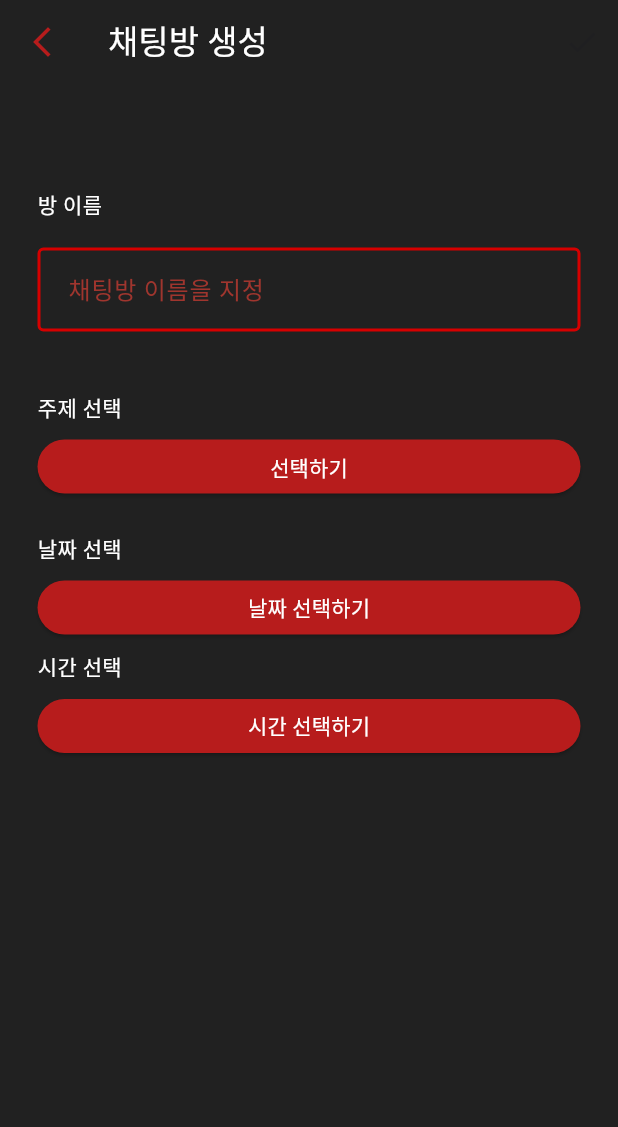
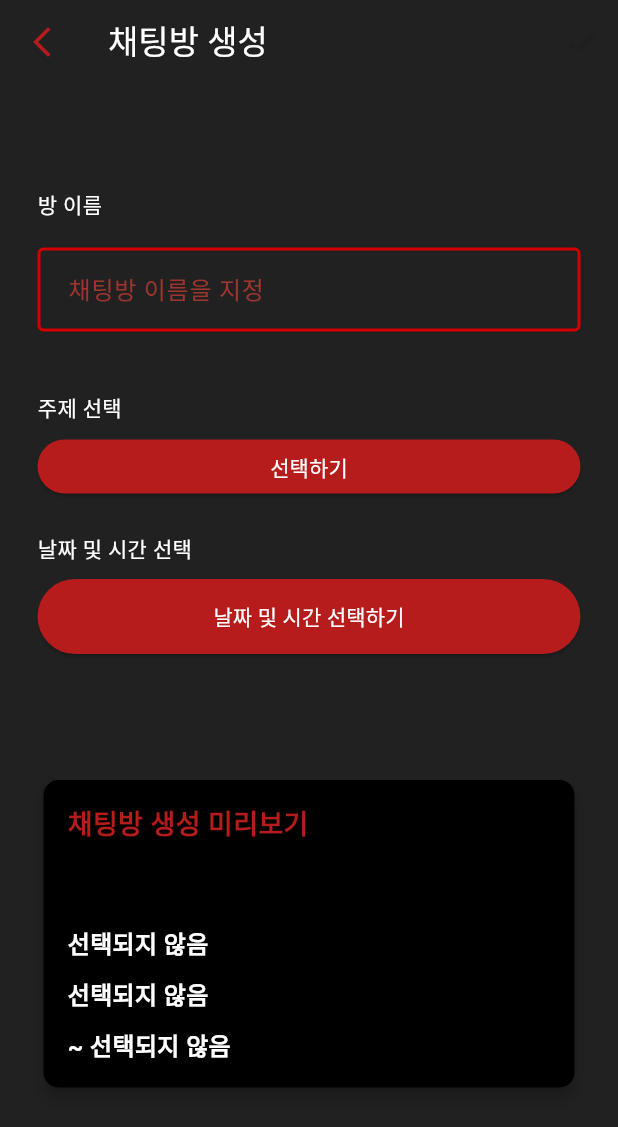
Before and after one commit to gho94/kirbyPort, a Flutter app: the CreateRoomScreen screen opened by its route, on a phone screen of 412 x 824 dp. Shown: the top 1127 px of the screen. Run offline on Flutter 3.47's test engine with Material 3 defaults, Android fonts, the phone set to English and light mode, and no system bars; our stand-ins replace device_info_plus, flutter_local_notifications, go_router, permission_handler, socket_io_client, sqflite and 1 more; accounts and stored records are empty.

Commit message:
[HOTFIX] 충돌 파일 수정

```diff
--- a/kirby_port_app/lib/screen/create_room_screen.dart
+++ b/kirby_port_app/lib/screen/create_room_screen.dart
@@ -16,27 +16,21 @@ class CreateRoomScreen extends StatefulWidget {
 class _CreateRoomScreenState extends State<CreateRoomScreen> {
   final _textEditingController = TextEditingController();
   Topic? _selectedTopic;
-  DateTime? _selectedDate;
-  TimeOfDay? _selectedTime;
+  DateTime? _selectedDateTime;
 
   bool _isActionEnabled = false;
 
   void _addRoom() {
-    DateTime selectedDateTime = DateTime(
-      _selectedDate!.year,
-      _selectedDate!.month,
-      _selectedDate!.day,
-      _selectedTime!.hour,
-      _selectedTime!.minute,
-    );
+    final createdAtLocalDT = DateTime.now();
+    final startDateTime = _selectedDateTime!;
 
     Room room = Room(
       name: _textEditingController.text,
-      startTime: DateFormat('yyyy-MM-dd HH:mm:ss').format(selectedDateTime),
-      endTime: DateFormat('yyyy-MM-dd HH:mm:ss').format(selectedDateTime.add(const Duration(hours: 1))),
+      startTime: DateFormat('yyyy-MM-dd HH:mm:ss').format(startDateTime),
+      endTime: DateFormat('yyyy-MM-dd HH:mm:ss').format(startDateTime.add(const Duration(hours: 1))),
       topicId: _selectedTopic?.id ?? 1,
       playerId: 1,
-      createdAt: DateTime.now().toString(),
+      createdAt: DateFormat('yyyy-MM-dd HH:mm:ss').format(createdAtLocalDT),
       reserveYn: "N",
     );
 
@@ -48,7 +42,7 @@ class _CreateRoomScreenState extends State<CreateRoomScreen> {
 
   void validActionEnable() {
     setState(() {
-      _isActionEnabled = _textEditingController.text.isNotEmpty && _selectedTopic != null && _selectedDate != null && _selectedTime != null;
+      _isActionEnabled = _textEditingController.text.isNotEmpty && _selectedTopic != null && _selectedDateTime != null;
     });
   }
 
@@ -77,7 +71,8 @@ class _CreateRoomScreenState extends State<CreateRoomScreen> {
           )
         ],
       ),
-      body: Padding(
+      body: SingleChildScrollView(
+        child: Padding(
           padding: const EdgeInsets.symmetric(vertical: 70, horizontal: 25),
           child: Column(
             crossAxisAlignment: CrossAxisAlignment.start,
@@ -88,7 +83,6 @@ class _CreateRoomScreenState extends State<CreateRoomScreen> {
               ),
               const SizedBox(height: 18),
               TextField(
-              style: const TextStyle(color: Colors.white),
                 controller: _textEditingController,
                 decoration: InputDecoration(
                     labelText: ' 채팅방 이름을 지정',
@@ -135,46 +129,23 @@ class _CreateRoomScreenState extends State<CreateRoomScreen> {
                 ),
               ),
               const SizedBox(height: 20),
-            const Text(
-              "날짜 선택",
-              style: TextStyle(
-                color: Colors.white,
-              ),
-            ),
-            const SizedBox(height: 5),
+              const Text("날짜 및 시간 선택", style: TextStyle(color: Colors.white)),
+              const SizedBox(height: 10),
               ElevatedButton(
-              onPressed: _selectDate,
+                onPressed: _selectDateTime,
                 style: ElevatedButton.styleFrom(
-                minimumSize: const Size(double.infinity, 36),
-                backgroundColor: Colors.red[900],
-              ),
-              child: Text(_selectedDate != null ? DateFormat('yyyy-MM-dd').format(_selectedDate!) : "날짜 선택하기",
-                  style: const TextStyle(
-                    color: Colors.white,
-                  )),
-            ),
-            const SizedBox(height: 5),
-            const Text(
-              "시간 선택",
-              style: TextStyle(
-                color: Colors.white,
-              ),
-            ),
-            const SizedBox(height: 5),
-            ElevatedButton(
-              onPressed: _selectTime,
-              style: ElevatedButton.styleFrom(
-                minimumSize: const Size(double.infinity, 36),
+                  minimumSize: const Size(double.infinity, 50),
                   backgroundColor: Colors.red[900],
                 ),
                 child: Text(
-                _selectedTime != null ? getFormattedTime(_selectedTime!) : "시간 선택하기",
-                style: const TextStyle(
-                  color: Colors.white,
+                  _selectedDateTime != null ? getFormattedDateTime(_selectedDateTime!) : "날짜 및 시간 선택하기",
+                  style: const TextStyle(color: Colors.white),
                 ),
               ),
+              const SizedBox(height: 80),
+              _buildPreviewCard(),
+            ],
           ),
-          ],
         ),
       ),
     );
@@ -215,38 +186,98 @@ class _CreateRoomScreenState extends State<CreateRoomScreen> {
     );
   }
 
-  Future<void> _selectDate() async {
+  Future<void> _selectDateTime() async {
     final selectedDate = await showDatePicker(
       context: context,
-      initialDate: DateTime.now(),
-      firstDate: DateTime(1900),
+      initialDate: _selectedDateTime ?? DateTime.now(),
+      firstDate: DateTime(2000),
       lastDate: DateTime(2100),
     );
 
-    if (selectedDate != null && selectedDate != _selectedDate) {
+    if (!mounted) return;
+    final selectedTime = await showTimePicker(
+      context: context,
+      initialTime: TimeOfDay.fromDateTime(_selectedDateTime ?? DateTime.now()),
+    );
+
     setState(() {
-        _selectedDate = selectedDate;
+      _selectedDateTime = DateTime(
+        selectedDate!.year,
+        selectedDate.month,
+        selectedDate.day,
+        selectedTime!.hour,
+        selectedTime.minute,
+      );
       validActionEnable();
     });
   }
+
+  String getFormattedDateTime(DateTime dateTime) {
+    return DateFormat('yyyy-MM-dd HH:mm').format(dateTime);
   }
 
-  Future<void> _selectTime() async {
-    final selectedTime = await showTimePicker(
-      context: context,
-      initialTime: _selectedTime ?? TimeOfDay.now(),
+  Widget _buildPreviewCard() {
+    return Card(
+      color: Colors.black,
+      elevation: 4.0,
+      shape: RoundedRectangleBorder(
+        borderRadius: BorderRadius.circular(10),
+      ),
+      child: Padding(
+        padding: const EdgeInsets.all(16.0),
+        child: Column(
+          crossAxisAlignment: CrossAxisAlignment.start,
+          children: [
+            Text(
+              '채팅방 생성 미리보기',
+              style: TextStyle(
+                fontSize: 18,
+                fontWeight: FontWeight.bold,
+                color: Colors.red[900],
+              ),
+            ),
+            const SizedBox(height: 10),
+            Text(
+              _textEditingController.text,
+              style: const TextStyle(
+                fontSize: 24,
+                fontWeight: FontWeight.bold,
+                color: Colors.white,
+              ),
+            ),
+            const SizedBox(height: 10),
+            _buildPreviewRow(_selectedTopic?.name ?? "선택되지 않음"),
+            const SizedBox(height: 10),
+            _buildPreviewRow(_selectedDateTime != null ? getFormattedDateTime(_selectedDateTime!) : "선택되지 않음"),
+            const SizedBox(height: 10),
+            _buildPreviewRow("~ ${_getEndTimeFormatted() ?? "선택되지 않음"}")
+          ],
+        ),
+      ),
     );
+  }
 
-    if (selectedTime != null && selectedTime != _selectedTime) {
-      setState(() {
-        _selectedTime = selectedTime;
-        validActionEnable();
-      });
+  Widget _buildPreviewRow(String value) {
+    return Row(
+      mainAxisAlignment: MainAxisAlignment.spaceBetween,
+      children: [
+        Text(
+          value,
+          style: const TextStyle(
+            fontSize: 16,
+            fontWeight: FontWeight.bold,
+            color: Colors.white,
+          ),
+        ),
+      ],
+    );
+  }
+
+  String? _getEndTimeFormatted() {
+    if (_selectedDateTime != null) {
+      DateTime endTime = _selectedDateTime!.add(const Duration(hours: 1));
+      return getFormattedDateTime(endTime);
+    }
+    return null;
   }
 }
-
-  String getFormattedTime(TimeOfDay timeOfDay) {
-    final DateTime dateTime = DateTime(2024, 1, 1, timeOfDay.hour, timeOfDay.minute);
-    return DateFormat('HH:mm').format(dateTime);
-  }
-}
```
Lines whose indentation alone changed are shown as unchanged.
